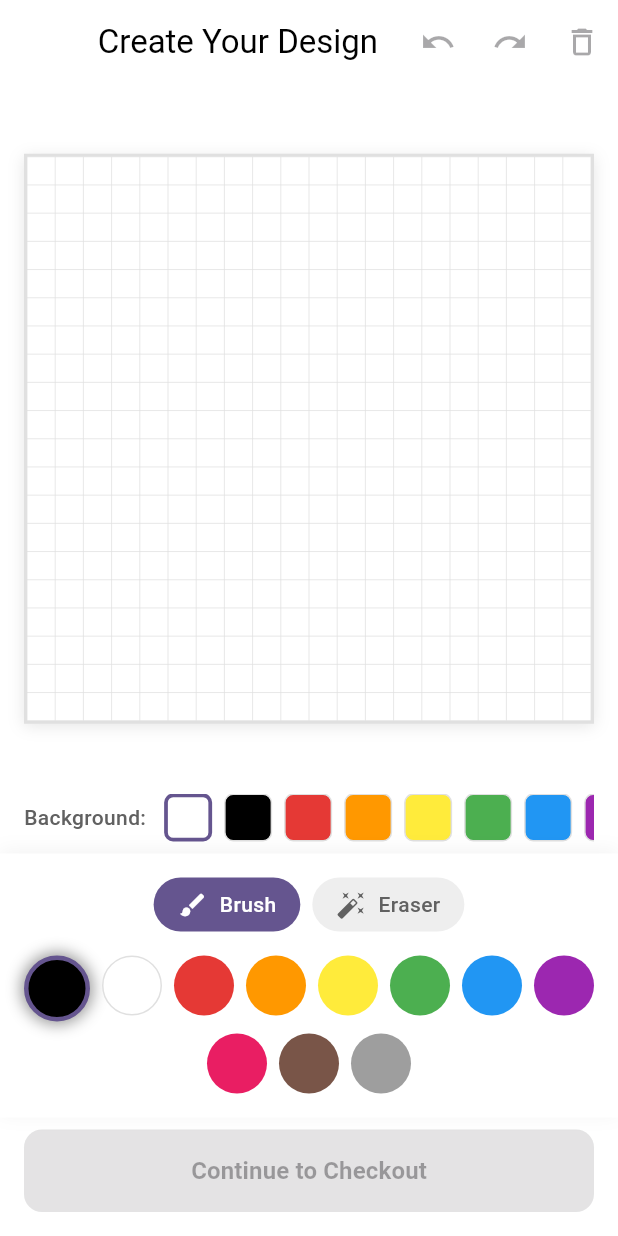
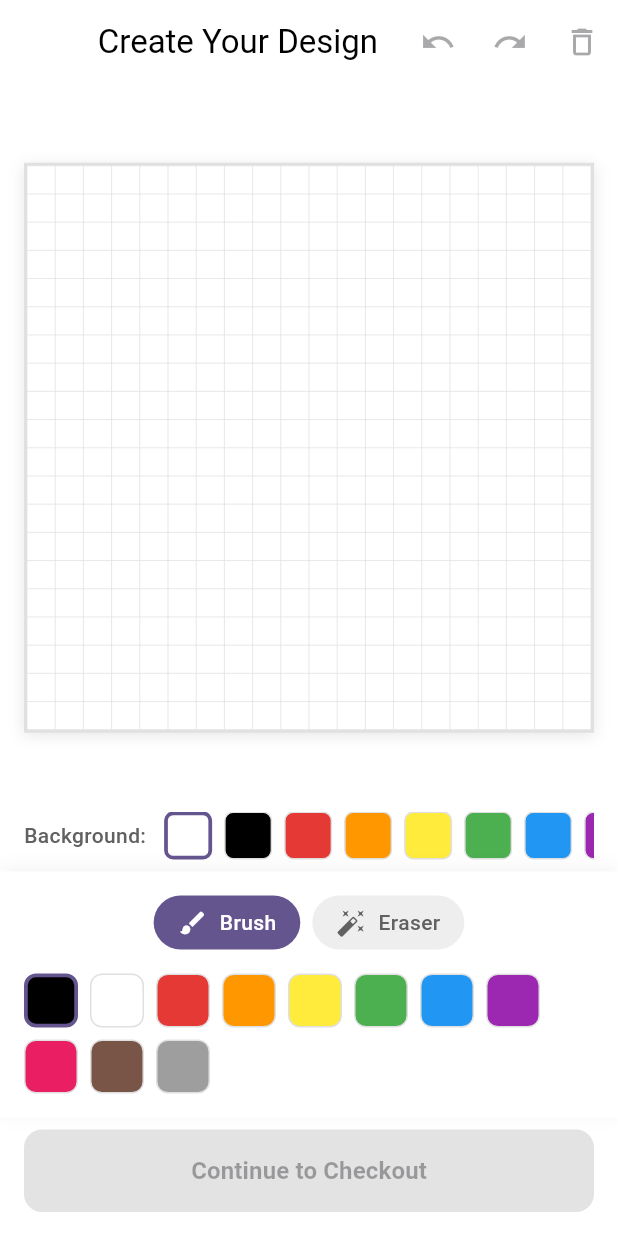
Before and after one commit to harrykeen18/t-shirt-designer, a Flutter app: the screen it shows after launch, on a phone screen of 412 x 824 dp. Run offline on Flutter 3.47's test engine with Material 3 defaults, Android fonts, the phone set to English and light mode, and no system bars; our stand-ins replace cloud_functions, firebase_core, flutter_riverpod, go_router; accounts and stored records are empty; generated files the repository leaves out were written again.

Commit message:
Unify drawing color selector with background color style
Drawing colors now use the same square swatch style as background
colors - 36x36px rounded rectangles with border highlight on selection.
Removed animations and shadows for consistent look.

Co-Authored-By: Claude Opus 4.5 <noreply@anthropic.com>

```diff
--- a/app/lib/features/canvas/presentation/widgets/color_palette.dart
+++ b/app/lib/features/canvas/presentation/widgets/color_palette.dart
@@ -13,6 +13,7 @@ class ColorPalette extends ConsumerWidget {
 
     return Column(
       mainAxisSize: MainAxisSize.min,
+      crossAxisAlignment: CrossAxisAlignment.start,
       children: [
         // Tool toggle (Brush/Eraser)
         Row(
@@ -36,69 +37,35 @@ class ColorPalette extends ConsumerWidget {
           ],
         ),
         const SizedBox(height: 16),
-        // Color palette
+        // Color palette - grid of squares like background selector
         Wrap(
-          alignment: WrapAlignment.center,
           spacing: 8,
           runSpacing: 8,
-          children: List.generate(
-            AppColors.paletteColors.length,
-            (index) => _ColorButton(
-              color: AppColors.paletteColors[index],
-              isSelected: canvasState.selectedColor ==
-                      AppColors.paletteColors[index] &&
-                  canvasState.tool == DrawingTool.brush,
-              onTap: () => ref
-                  .read(canvasProvider.notifier)
-                  .selectColor(AppColors.paletteColors[index]),
-            ),
-          ),
-        ),
-      ],
-    );
-  }
-}
-
-class _ColorButton extends StatelessWidget {
-  final Color color;
-  final bool isSelected;
-  final VoidCallback onTap;
-
-  const _ColorButton({
-    required this.color,
-    required this.isSelected,
-    required this.onTap,
-  });
-
-  @override
-  Widget build(BuildContext context) {
-    final isWhite = color == Colors.white || color.value == 0xFFFFFFFF;
-
+          children: List.generate(AppColors.paletteColors.length, (index) {
+            final color = AppColors.paletteColors[index];
+            final isSelected = canvasState.selectedColor == color &&
+                canvasState.tool == DrawingTool.brush;
             return GestureDetector(
-      onTap: onTap,
-      child: AnimatedContainer(
-        duration: const Duration(milliseconds: 150),
-        width: isSelected ? 44 : 40,
-        height: isSelected ? 44 : 40,
+              onTap: () =>
+                  ref.read(canvasProvider.notifier).selectColor(color),
+              child: Container(
+                width: 36,
+                height: 36,
                 decoration: BoxDecoration(
                   color: color,
-          shape: BoxShape.circle,
                   border: Border.all(
                     color: isSelected
                         ? Theme.of(context).colorScheme.primary
-                : (isWhite ? Colors.grey.shade300 : Colors.transparent),
-            width: isSelected ? 3 : 1,
+                        : Colors.grey.shade300,
+                    width: isSelected ? 2.5 : 1,
                   ),
-          boxShadow: [
-            if (isSelected)
-              BoxShadow(
-                color: color.withOpacity(0.4),
-                blurRadius: 8,
-                spreadRadius: 2,
+                  borderRadius: BorderRadius.circular(8),
+                ),
+              ),
+            );
+          }),
         ),
       ],
-        ),
-      ),
     );
   }
 }
@@ -120,8 +87,7 @@ class _ToolButton extends StatelessWidget {
   Widget build(BuildContext context) {
     return GestureDetector(
       onTap: onTap,
-      child: AnimatedContainer(
-        duration: const Duration(milliseconds: 150),
+      child: Container(
         padding: const EdgeInsets.symmetric(horizontal: 16, vertical: 8),
         decoration: BoxDecoration(
           color: isSelected
```
Lines whose indentation alone changed are shown as unchanged.
